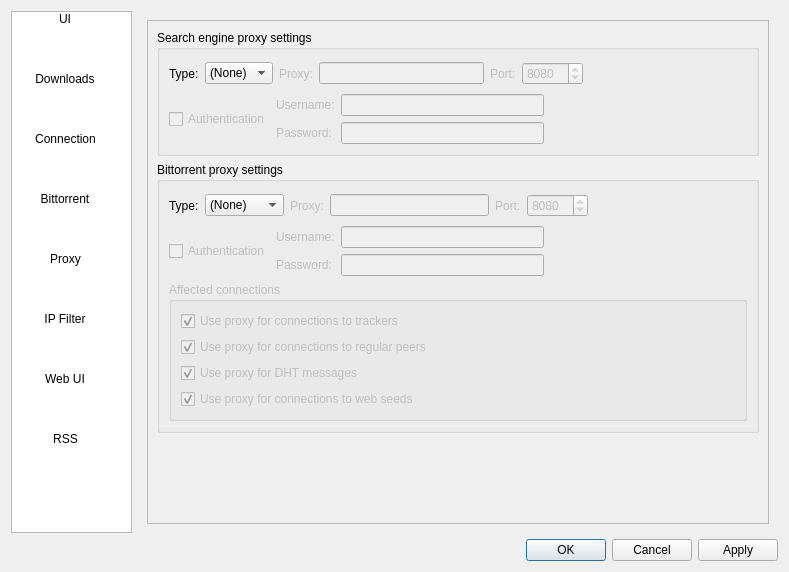
This is src/ui/options.ui in SysAdminDoc/qBittorrent-Vanced as Qt 5 draws it before an edit. The edited form follows.
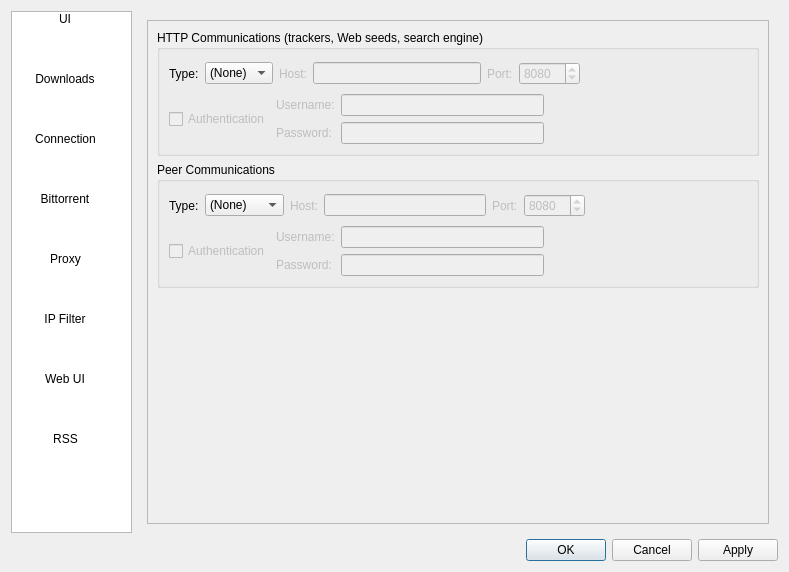
This is the edited form. The open tabs and pages were chosen to show the change. Icons and pictures are not drawn.

Commit message: FEATURE: Better proxy support and preferences remodeling

Patch:
```diff
--- a/src/ui/options.ui
+++ b/src/ui/options.ui
@@ -1845,15 +1845,15 @@
              <rect>
               <x>0</x>
               <y>0</y>
-              <width>370</width>
-              <height>428</height>
+              <width>620</width>
+              <height>495</height>
              </rect>
             </property>
             <layout class="QVBoxLayout" name="verticalLayout_20">
              <item>
               <widget class="QGroupBox" name="groupBox">
                <property name="title">
-                <string>Search engine proxy settings</string>
+                <string>HTTP Communications (trackers, Web seeds, search engine)</string>
                </property>
                <layout class="QVBoxLayout">
                 <item>
@@ -1885,7 +1885,7 @@
                      <bool>false</bool>
                     </property>
                     <property name="text">
-                     <string>Proxy:</string>
+                     <string>Host:</string>
                     </property>
                    </widget>
                   </item>
@@ -2043,7 +2043,7 @@
                 <bool>true</bool>
                </property>
                <property name="title">
-                <string>Bittorrent proxy settings</string>
+                <string>Peer Communications</string>
                </property>
                <layout class="QVBoxLayout">
                 <item>
@@ -2080,7 +2080,7 @@
                      <bool>false</bool>
                     </property>
                     <property name="text">
-                     <string>Proxy:</string>
+                     <string>Host:</string>
                     </property>
                    </widget>
                   </item>
@@ -2229,88 +2229,6 @@
                   </item>
                  </layout>
                 </item>
-                <item>
-                 <widget class="QGroupBox" name="ProxyConnecsBox">
-                  <property name="enabled">
-                   <bool>false</bool>
-                  </property>
-                  <property name="minimumSize">
-                   <size>
-                    <width>0</width>
-                    <height>110</height>
-                   </size>
-                  </property>
-                  <property name="title">
-                   <string>Affected connections</string>
-                  </property>
-                  <layout class="QVBoxLayout">
-                   <item>
-                    <widget class="QCheckBox" name="checkProxyTrackers">
-                     <property name="sizePolicy">
-                      <sizepolicy hsizetype="Expanding" vsizetype="Fixed">
-                       <horstretch>0</horstretch>
-                       <verstretch>0</verstretch>
-                      </sizepolicy>
-                     </property>
-                     <property name="text">
-                      <string>Use proxy for connections to trackers</string>
-                     </property>
-                     <property name="checked">
-                      <bool>true</bool>
-                     </property>
-                    </widget>
-                   </item>
-                   <item>
-                    <widget class="QCheckBox" name="checkProxyPeers">
-                     <property name="sizePolicy">
-                      <sizepolicy hsizetype="Expanding" vsizetype="Fixed">
-                       <horstretch>0</horstretch>
-                       <verstretch>0</verstretch>
-                      </sizepolicy>
-                     </property>
-                     <property name="text">
-                      <string>Use proxy for connections to regular peers</string>
-                     </property>
-                     <property name="checked">
-                      <bool>true</bool>
-                     </property>
-                    </widget>
-                   </item>
-                   <item>
-                    <widget class="QCheckBox" name="checkProxyDHT">
-                     <property name="sizePolicy">
-                      <sizepolicy hsizetype="Expanding" vsizetype="Fixed">
-                       <horstretch>0</horstretch>
-                       <verstretch>0</verstretch>
-                      </sizepolicy>
-                     </property>
-                     <property name="text">
-                      <string>Use proxy for DHT messages</string>
-                     </property>
-                     <property name="checked">
-                      <bool>true</bool>
-                     </property>
-                    </widget>
-                   </item>
-                   <item>
-                    <widget class="QCheckBox" name="checkProxyWebseeds">
-                     <property name="sizePolicy">
-                      <sizepolicy hsizetype="Expanding" vsizetype="Fixed">
-                       <horstretch>0</horstretch>
-                       <verstretch>0</verstretch>
-                      </sizepolicy>
-                     </property>
-                     <property name="text">
-                      <string>Use proxy for connections to web seeds</string>
-                     </property>
-                     <property name="checked">
-                      <bool>true</bool>
-                     </property>
-                    </widget>
-                   </item>
-                  </layout>
-                 </widget>
-                </item>
                </layout>
               </widget>
              </item>
@@ -2322,7 +2240,7 @@
                <property name="sizeHint" stdset="0">
                 <size>
                  <width>20</width>
-                 <height>40</height>
+                 <height>180</height>
                 </size>
                </property>
               </spacer>
```
Left out of the diff: 18 changed lines with no effect on the pictures. The commit also changes 7 other files.
